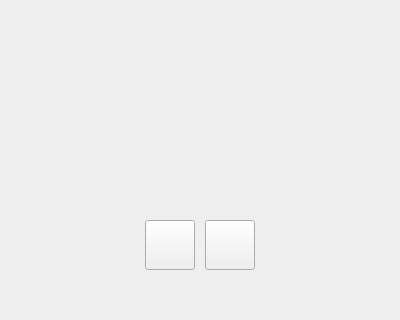
mayuso/Qomodoro, file ui/TimerWindow.ui: the form before one commit; both pictures show x 0 to 400 and y 185 to 505 of the 400 by 505 pixel window.
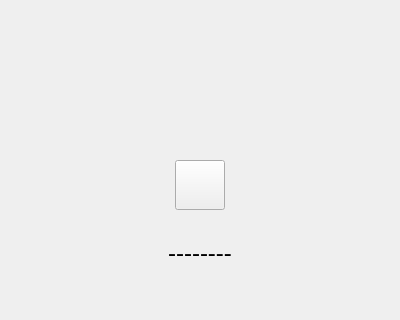
The form after the commit.

Commit message: New information label and merged stop and start buttons into one

Patch:
```diff
--- a/ui/TimerWindow.ui
+++ b/ui/TimerWindow.ui
@@ -122,7 +122,7 @@
      </property>
      <layout class="QHBoxLayout" name="buttonsLayout">
       <property name="spacing">
-       <number>10</number>
+       <number>0</number>
       </property>
       <property name="leftMargin">
        <number>0</number>
@@ -134,7 +134,7 @@
        <number>0</number>
       </property>
       <property name="bottomMargin">
-       <number>50</number>
+       <number>20</number>
       </property>
       <item>
        <spacer name="horizontalSpacer_7">
@@ -176,33 +176,6 @@
         </property>
        </widget>
       </item>
-      <item>
-       <widget class="QPushButton" name="resetButton">
-        <property name="minimumSize">
-         <size>
-          <width>50</width>
-          <height>50</height>
-         </size>
-        </property>
-        <property name="maximumSize">
-         <size>
-          <width>50</width>
-          <height>50</height>
-         </size>
-        </property>
-        <property name="font">
-         <font>
-          <pointsize>18</pointsize>
-         </font>
-        </property>
-        <property name="accessibleName">
-         <string>resetButton</string>
-        </property>
-        <property name="text">
-         <string/>
-        </property>
-       </widget>
-      </item>
       <item>
        <spacer name="horizontalSpacer_8">
         <property name="orientation">
@@ -219,6 +192,92 @@
      </layout>
     </widget>
    </item>
+   <item>
+    <widget class="QWidget" name="infoLabelWidget" native="true">
+     <layout class="QHBoxLayout" name="horizontalLayout">
+      <property name="spacing">
+       <number>0</number>
+      </property>
+      <property name="leftMargin">
+       <number>0</number>
+      </property>
+      <property name="topMargin">
+       <number>0</number>
+      </property>
+      <property name="rightMargin">
+       <number>0</number>
+      </property>
+      <property name="bottomMargin">
+       <number>50</number>
+      </property>
+      <item>
+       <spacer name="horizontalSpacer">
+        <property name="orientation">
+         <enum>Qt::Horizontal</enum>
+        </property>
+        <property name="sizeType">
+         <enum>QSizePolicy::Fixed</enum>
+        </property>
+        <property name="sizeHint" stdset="0">
+         <size>
+          <width>20</width>
+          <height>20</height>
+         </size>
+        </property>
+       </spacer>
+      </item>
+      <item>
+       <widget class="QLabel" name="infoLabel">
+        <property name="sizePolicy">
+         <sizepolicy hsizetype="Expanding" vsizetype="Preferred">
+          <horstretch>0</horstretch>
+          <verstretch>0</verstretch>
+         </sizepolicy>
+        </property>
+        <property name="minimumSize">
+         <size>
+          <width>0</width>
+          <height>35</height>
+         </size>
+        </property>
+        <property name="maximumSize">
+         <size>
+          <width>16777215</width>
+          <height>35</height>
+         </size>
+        </property>
+        <property name="font">
+         <font>
+          <pointsize>18</pointsize>
+         </font>
+        </property>
+        <property name="text">
+         <string>--------</string>
+        </property>
+        <property name="alignment">
+         <set>Qt::AlignCenter</set>
+        </property>
+       </widget>
+      </item>
+      <item>
+       <spacer name="horizontalSpacer_2">
+        <property name="orientation">
+         <enum>Qt::Horizontal</enum>
+        </property>
+        <property name="sizeType">
+         <enum>QSizePolicy::Fixed</enum>
+        </property>
+        <property name="sizeHint" stdset="0">
+         <size>
+          <width>20</width>
+          <height>20</height>
+         </size>
+        </property>
+       </spacer>
+      </item>
+     </layout>
+    </widget>
+   </item>
   </layout>
  </widget>
  <layoutdefault spacing="6" margin="11"/>
```
Left out of the diff: 2 changed lines with no effect on the pictures. The commit also changes 4 other files.
